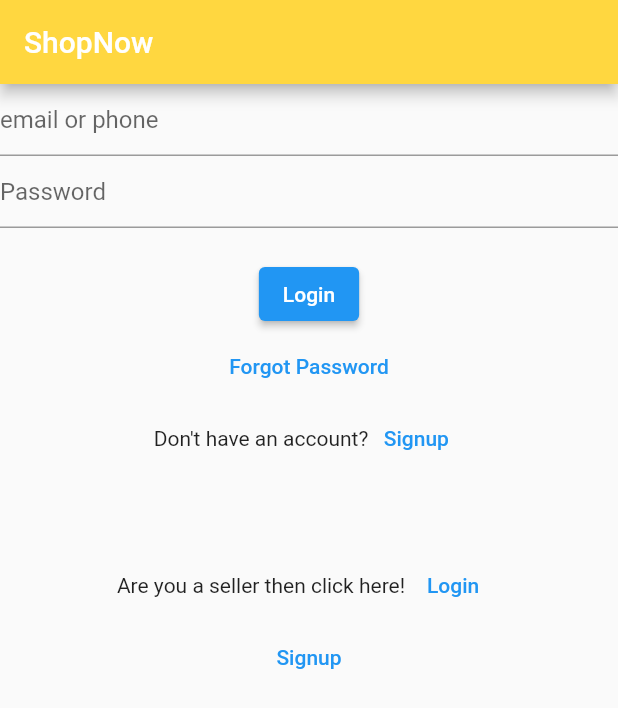
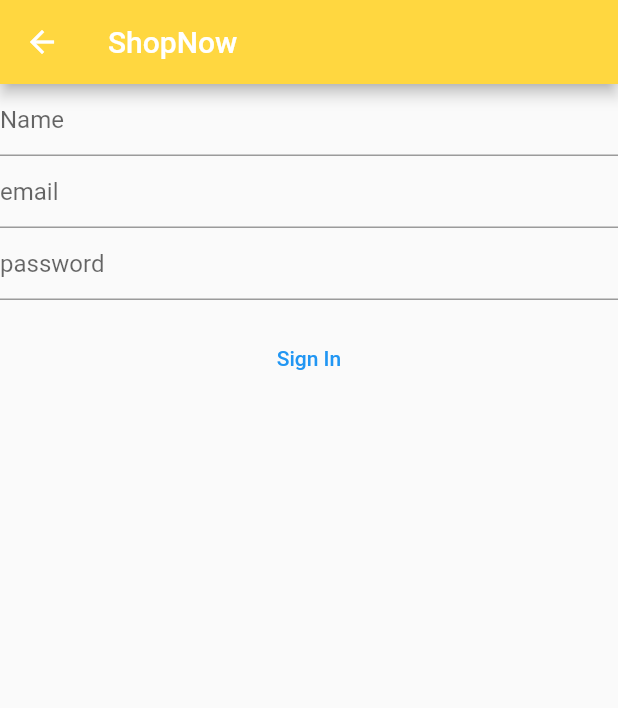
Before and after one commit to ananthuvs2000/Sprint4_Introduction_to_firebase_ecommerce, a Flutter app: the screen it shows after launch, after a tap on "Signup", on a phone screen of 412 x 824 dp. Shown: the top 708 px of the screen. Run offline on Flutter 3.47's test engine with Material 2 defaults, Android fonts, the phone set to English and light mode, and no system bars; our stand-ins replace bloc, firebase_auth; accounts and stored records are empty; generated files the repository leaves out were written again; network calls fail.

Commit message:
ui completed

```diff
--- /dev/null
+++ b/lib/addproduct/addpro.dart
@@ -0,0 +1 @@
+export 'view/addproduct.dart';
--- a/lib/homepage/sellerhome.dart
+++ b/lib/homepage/sellerhome.dart
@@ -0,0 +1 @@
+export 'view/sellerhomepage.dart';
--- a/lib/login/view/loginpage.dart
+++ b/lib/login/view/loginpage.dart
@@ -1,9 +1,14 @@
 import 'package:ecommerce/login/view/sellerloginpage.dart';
+import 'package:ecommerce/product/view/products.dart';
+import 'package:ecommerce/signup/customersign.dart';
 import 'package:ecommerce/signup/view/sellersignup.dart';
 import 'package:flutter/material.dart';
 
 class LoginPage extends StatelessWidget {
-  const LoginPage({super.key});
+  LoginPage({super.key});
+  final TextEditingController _emailController=TextEditingController();
+  final TextEditingController _passwordController=TextEditingController();
+  final _formKey=GlobalKey<FormState>();
 
   @override
   Widget build(BuildContext context) {
@@ -13,20 +18,33 @@ class LoginPage extends StatelessWidget {
         title: Text("ShopNow"),
       ),
       body: Column(
+        key: _formKey,
         children: [
           TextFormField(
+            validator: (value) {
+              if(value!.isEmpty){
+                return "enter email";
+              }
+            },
+            controller: _emailController,
             decoration: InputDecoration(
               hintText: "email or phone",
             ),
           ),
           TextFormField(
+            validator: (value) {
+              if(value!.isEmpty){
+                return "enter your password";
+              }
+            },
+            controller: _passwordController,
             decoration: InputDecoration(
               hintText: "Password",
             ),
           ),
           SizedBox(height: 20),
            ElevatedButton(onPressed: () {
-
+            Navigator.push(context, MaterialPageRoute(builder: (context) => ProductView(),));
           }, child: Text("Login")),
           TextButton(onPressed: () {
 
@@ -37,12 +55,12 @@ class LoginPage extends StatelessWidget {
             children: [
               Text("Don't have an account?"),
               TextButton(onPressed: () {
-
+            Navigator.push(context, MaterialPageRoute(builder: (context) =>CustomerSignup() ,));
           }, child: Text("Signup")),
             ],
           ),
 
-          SizedBox(height: 50),
+          SizedBox(height: 150),
           Row(mainAxisAlignment: MainAxisAlignment.center,
             children: [
               Text("Are you a seller then click here!"),
--- a/lib/signup/customersign.dart
+++ b/lib/signup/customersign.dart
@@ -0,0 +1 @@
+export 'view/customersignup.dart';
--- /dev/null
+++ b/lib/signup/repo/sellerrepo.dart
@@ -0,0 +1 @@
+import 'package:firebase_auth/firebase_auth.dart';
--- a/lib/signup/view/customersignup.dart
+++ b/lib/signup/view/customersignup.dart
@@ -0,0 +1,62 @@
+import 'package:flutter/material.dart';
+
+class CustomerSignup extends StatelessWidget {
+  CustomerSignup({super.key});
+  final TextEditingController _nameController=TextEditingController();
+  final TextEditingController _emailController=TextEditingController();
+  final TextEditingController _passwordController=TextEditingController();
+  final _formKey=GlobalKey<FormState>();
+
+  @override
+  Widget build(BuildContext context) {
+    return Scaffold(
+      appBar: AppBar(
+        backgroundColor: Colors.amberAccent,
+        title: Text("ShopNow"),
+      ),
+      body: Form(
+        key: _formKey,
+        child: Column(
+          children: [
+            TextFormField(
+              validator: (value) {
+                if(value!.isEmpty){
+                  return "enter name";
+                }
+              },
+              controller: _nameController,
+              decoration: InputDecoration(
+                hintText: "Name",
+              ),
+            ),
+            TextFormField(
+              validator: (value) {
+                if(value!.isEmpty){
+                  return "enter email";
+                }
+              },
+              controller: _emailController,
+              decoration: InputDecoration(
+                hintText: "email",
+              ),
+            ),
+            TextFormField(
+              validator: (value) {
+                if(value!.isEmpty){
+                  return "enter password";
+                }
+              },
+              controller: _passwordController,
+              decoration: InputDecoration(
+              hintText: "password",
+            ),),
+            SizedBox(height: 15,),
+            TextButton(onPressed: () {
+
+            }, child: Text("Sign In")),
+          ],
+        ),
+      ),
+    );
+  }
+}
--- a/pubspec.yaml
+++ b/pubspec.yaml
@@ -8,6 +8,8 @@ environment:
 
 dependencies:
   bloc: ^8.1.2
+  firebase_auth: ^4.6.3
+  firebase_core: ^2.14.0
   flutter:
     sdk: flutter
   flutter_bloc: ^8.1.3
```
Also changed, not shown: lib/addproduct/view/addproduct.dart (added, +48 -0 lines), lib/homepage/view/sellerhomepage.dart (+30 -8 lines), lib/login/view/sellerloginpage.dart (+18 -3 lines), lib/signup/view/sellersignup.dart (+31 -1 lines), lib/signup/repo/custumerrepo.dart (added), 2 other files.
